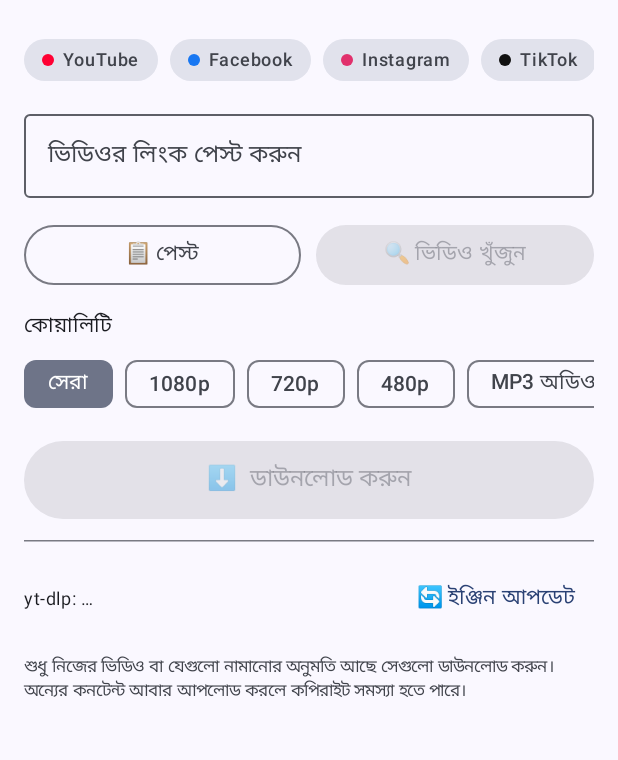
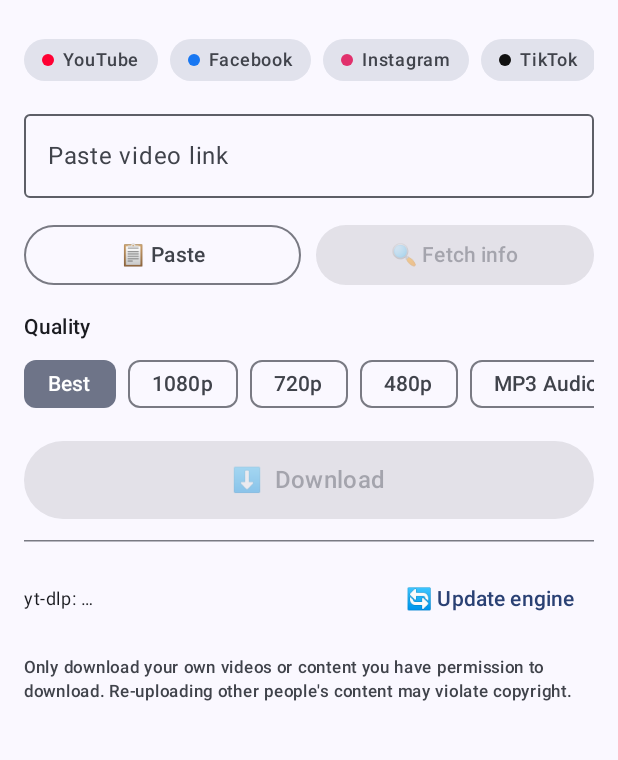
Before and after one commit to Abusaeed-bd/SaveKoro, an Android app built with Jetpack Compose: the screen it shows after launch (MainActivity), on a phone screen of 412 x 824 dp, the part 69-829 px from its top. Run offline under Robolectric (Android 15) with nearby library versions, the phone set to English and light mode, and no system bars; libraries missing offline, so code that uses them is left out: com.yausername.ffmpeg, com.yausername.youtubedl_android; pictures from the network do not load; 6 statements that could not run were skipped.

Commit message:
Add files via upload

```diff
--- a/app/src/main/AndroidManifest.xml
+++ b/app/src/main/AndroidManifest.xml
@@ -3,7 +3,7 @@
 
     <uses-permission android:name="android.permission.INTERNET" />
     <uses-permission android:name="android.permission.ACCESS_NETWORK_STATE" />
-    <!-- শুধু Android 8/9 এর জন্য; Android 10+ এ কোনো স্টোরেজ পারমিশন লাগে না -->
+    <!-- Only for Android 8/9; Android 10+ needs no storage permission -->
     <uses-permission
         android:name="android.permission.WRITE_EXTERNAL_STORAGE"
         android:maxSdkVersion="28" />
@@ -26,7 +26,7 @@
                 <category android:name="android.intent.category.LAUNCHER" />
             </intent-filter>
 
-            <!-- Facebook/TikTok/YouTube অ্যাপ থেকে "Share" করলে SaveKoro দেখাবে -->
+            <!-- SaveKoro appears in the Share menu of Facebook/TikTok/YouTube apps -->
             <intent-filter>
                 <action android:name="android.intent.action.SEND" />
                 <category android:name="android.intent.category.DEFAULT" />
--- a/app/src/main/java/com/savekoro/app/MainActivity.kt
+++ b/app/src/main/java/com/savekoro/app/MainActivity.kt
@@ -29,7 +29,7 @@ class MainActivity : ComponentActivity() {
         handleShare(intent)
     }
 
-    /** অন্য অ্যাপ থেকে Share → SaveKoro করলে লিংক নিজে বসে যায় */
+    /** Share → SaveKoro from another app fills in the link automatically */
     private fun handleShare(intent: Intent?) {
         if (intent?.action == Intent.ACTION_SEND && intent.type == "text/plain") {
             intent.getStringExtra(Intent.EXTRA_TEXT)?.let(vm::onSharedText)
--- a/app/src/main/java/com/savekoro/app/Platform.kt
+++ b/app/src/main/java/com/savekoro/app/Platform.kt
@@ -9,7 +9,7 @@ enum class Platform(val label: String, val color: Long) {
     TIKTOK("TikTok", 0xFF111111),
     PINTEREST("Pinterest", 0xFFE60023),
     THREADS("Threads", 0xFF000000),
-    OTHER("অন্যান্য", 0xFF607D8B);
+    OTHER("Other", 0xFF607D8B);
 
     companion object {
         val supported = entries.filter { it != OTHER }
@@ -31,7 +31,7 @@ enum class Platform(val label: String, val color: Long) {
 
         private val urlRegex = Regex("""https?://[^\s<>"']+""")
 
-        /** শেয়ার করা টেক্সট থেকে (যেমন "দেখো এই ভিডিও https://...") লিংক বের করে */
+        /** Extracts the link from shared text (e.g. "check this out https://...") */
         fun extractUrl(text: String): String? =
             urlRegex.find(text)?.value?.trimEnd('.', ',', ')', ']', '!', '?')
     }
--- a/app/src/main/java/com/savekoro/app/ui/MainScreen.kt
+++ b/app/src/main/java/com/savekoro/app/ui/MainScreen.kt
@@ -89,7 +89,7 @@ fun MainScreen(vm: MainViewModel) {
         }
     }
 
-    // Android 8/9 তে গ্যালারিতে লেখার পারমিশন লাগে
+    // Android 8/9 need storage permission to write to the gallery
     val permLauncher = rememberLauncherForActivityResult(ActivityResultContracts.RequestPermission()) { ok ->
         if (ok) vm.download()
     }
@@ -122,14 +122,14 @@ fun MainScreen(vm: MainViewModel) {
             OutlinedTextField(
                 value = s.url,
                 onValueChange = vm::onUrlChange,
-                label = { Text("ভিডিওর লিংক পেস্ট করুন") },
+                label = { Text("Paste video link") },
                 placeholder = { Text("https://…") },
                 singleLine = true,
                 modifier = Modifier.fillMaxWidth(),
                 trailingIcon = {
                     if (s.url.isNotEmpty()) {
                         IconButton(onClick = { vm.onUrlChange("") }) {
-                            Icon(Icons.Default.Clear, contentDescription = "মুছুন")
+                            Icon(Icons.Default.Clear, contentDescription = "Clear")
                         }
                     }
                 },
@@ -150,13 +150,13 @@ fun MainScreen(vm: MainViewModel) {
                         }
                     },
                     modifier = Modifier.weight(1f),
-                ) { Text("📋 পেস্ট") }
+                ) { Text("📋 Paste") }
 
                 Button(
                     onClick = vm::fetchInfo,
                     enabled = s.url.isNotBlank() && !s.fetching && s.engineReady,
                     modifier = Modifier.weight(1f),
-                ) { Text("🔍 ভিডিও খুঁজুন") }
+                ) { Text("🔍 Fetch info") }
             }
 
             if (!s.engineReady && s.error == null) {
@@ -164,7 +164,7 @@ fun MainScreen(vm: MainViewModel) {
                     CircularProgressIndicator(Modifier.size(18.dp), strokeWidth = 2.dp)
                     Spacer(Modifier.width(10.dp))
                     Text(
-                        "ইঞ্জিন প্রস্তুত হচ্ছে (প্রথমবার একটু সময় লাগে)…",
+                        "Preparing engine (first launch takes a moment)…",
                         style = MaterialTheme.typography.bodySmall,
                     )
                 }
@@ -185,11 +185,11 @@ fun MainScreen(vm: MainViewModel) {
                     onClick = ::startDownload,
                     enabled = s.url.isNotBlank() && s.engineReady,
                     modifier = Modifier.fillMaxWidth().height(52.dp),
-                ) { Text("⬇️  ডাউনলোড করুন", style = MaterialTheme.typography.titleMedium) }
+                ) { Text("⬇️  Download", style = MaterialTheme.typography.titleMedium) }
             }
 
             if (s.saved.isNotEmpty()) {
-                Text("এই সেশনে সেভ হয়েছে", style = MaterialTheme.typography.titleSmall)
+                Text("Saved this session", style = MaterialTheme.typography.titleSmall)
                 s.saved.forEach { SavedRow(it) }
             }
 
@@ -202,13 +202,13 @@ fun MainScreen(vm: MainViewModel) {
                     modifier = Modifier.weight(1f),
                 )
                 TextButton(onClick = vm::updateEngine, enabled = s.engineReady && !s.updating && !s.downloading) {
-                    Text(if (s.updating) "আপডেট হচ্ছে…" else "🔄 ইঞ্জিন আপডেট")
+                    Text(if (s.updating) "Updating…" else "🔄 Update engine")
                 }
             }
 
             Text(
-                "শুধু নিজের ভিডিও বা যেগুলো নামানোর অনুমতি আছে সেগুলো ডাউনলোড করুন। " +
-                    "অন্যের কনটেন্ট আবার আপলোড করলে কপিরাইট সমস্যা হতে পারে।",
+                "Only download your own videos or content you have permission to download. " +
+                    "Re-uploading other people's content may violate copyright.",
                 style = MaterialTheme.typography.labelSmall,
                 color = MaterialTheme.colorScheme.onSurfaceVariant,
             )
@@ -300,7 +300,7 @@ private fun MetaCard(m: VideoMeta) {
 @Composable
 private fun QualityRow(selected: Quality, enabled: Boolean, onPick: (Quality) -> Unit) {
     Column(verticalArrangement = Arrangement.spacedBy(4.dp)) {
-        Text("কোয়ালিটি", style = MaterialTheme.typography.titleSmall)
+        Text("Quality", style = MaterialTheme.typography.titleSmall)
         Row(
             modifier = Modifier.horizontalScroll(rememberScrollState()),
             horizontalArrangement = Arrangement.spacedBy(8.dp),
@@ -329,10 +329,10 @@ private fun ProgressCard(s: UiState, onCancel: () -> Unit) {
                 )
                 Spacer(Modifier.width(12.dp))
                 if (s.etaSec > 0) {
-                    Text("বাকি ~${formatTime(s.etaSec)}", style = MaterialTheme.typography.bodyMedium)
+                    Text("~${formatTime(s.etaSec)} left", style = MaterialTheme.typography.bodyMedium)
                 }
                 Spacer(Modifier.weight(1f))
-                TextButton(onClick = onCancel) { Text("বাতিল") }
+                TextButton(onClick = onCancel) { Text("Cancel") }
             }
             LinearProgressIndicator(progress = { s.progress }, modifier = Modifier.fillMaxWidth())
             if (s.statusLine.isNotBlank()) {
@@ -365,13 +365,13 @@ private fun SavedRow(item: SavedItem) {
                     val i = Intent(Intent.ACTION_VIEW).setDataAndType(uri, mime)
                         .addFlags(Intent.FLAG_GRANT_READ_URI_PERMISSION)
                     runCatching { ctx.startActivity(i) }
-                }) { Text("চালান") }
+                }) { Text("Play") }
                 TextButton(onClick = {
                     val i = Intent(Intent.ACTION_SEND).setType(mime)
                         .putExtra(Intent.EXTRA_STREAM, uri)
                         .addFlags(Intent.FLAG_GRANT_READ_URI_PERMISSION)
-                    runCatching { ctx.startActivity(Intent.createChooser(i, "শেয়ার করুন")) }
-                }) { Text("শেয়ার") }
+                    runCatching { ctx.startActivity(Intent.createChooser(i, "Share via")) }
+                }) { Text("Share") }
             }
         }
     }
--- a/app/src/main/res/drawable/ic_launcher_foreground.xml
+++ b/app/src/main/res/drawable/ic_launcher_foreground.xml
@@ -1,5 +1,5 @@
 <?xml version="1.0" encoding="utf-8"?>
-<!-- নিচের দিকে তীর + ট্রে: ডাউনলোড আইকন -->
+<!-- Down arrow + tray: download icon -->
 <vector xmlns:android="http://schemas.android.com/apk/res/android"
     android:width="108dp"
     android:height="108dp"
```
Also changed, not shown: app/build.gradle.kts (+27 -7 lines), app/src/main/java/com/savekoro/app/Engine.kt (+4 -4 lines), app/src/main/java/com/savekoro/app/MainViewModel.kt (+18 -18 lines), app/src/main/java/com/savekoro/app/MediaSaver.kt (+4 -4 lines), build.gradle.kts (+3 -93 lines), 1 other file.
